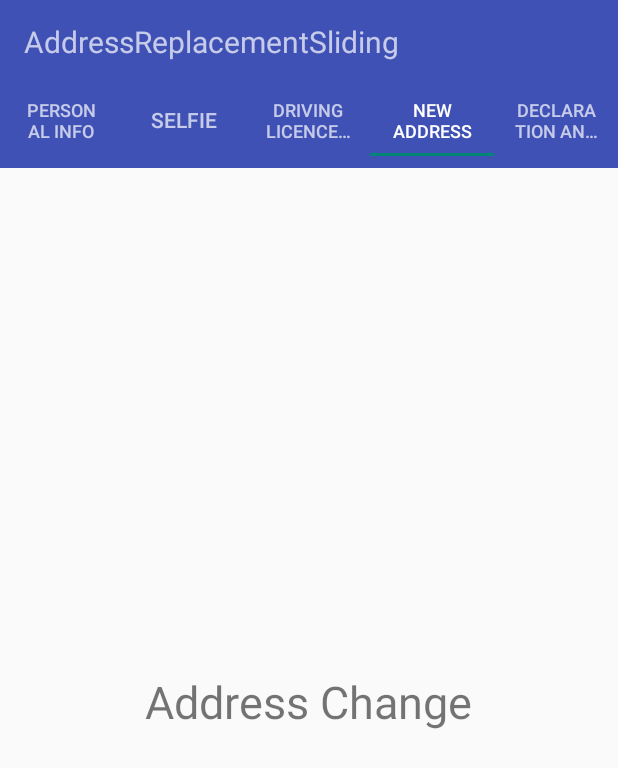
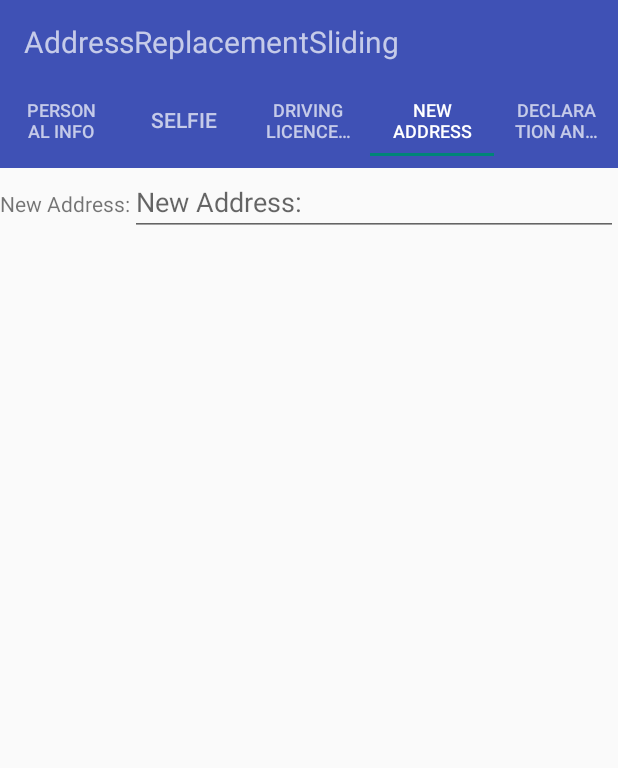
Before and after one commit to TeodoraFilipova/GetMyDriverCardApplication, an Android app: the PersonalInfoFragment screen opened directly, with no data from a screen before it, tab 4 chosen, on a phone screen of 412 x 824 dp. Shown: the top 768 px of the screen. Run offline under Robolectric (Android 15) with nearby library versions, the phone set to English and light mode, and no system bars; libraries missing offline, so code that uses them is left out: pl.aprilapps.easyphotopicker; 5 statements that could not run were skipped.

Commit message:
address change fragment layout

```diff
--- a/Android/app/src/main/res/layout/fragment_address_change.xml
+++ b/Android/app/src/main/res/layout/fragment_address_change.xml
@@ -4,13 +4,26 @@
     android:layout_width="match_parent"
     android:layout_height="match_parent">
 
-    <!-- TODO: Update blank fragment layout -->
-    <TextView
-        android:layout_width="wrap_content"
+    <LinearLayout
+        android:id="@+id/layout_address"
+        android:layout_width="match_parent"
         android:layout_height="wrap_content"
-        android:text="Address Change"
-        android:layout_centerInParent="true"
-        android:textSize="30dp"
-        />
+        android:orientation="horizontal"
+        tools:ignore="UselessParent">
+
+        <TextView
+            android:id="@+id/tv_address"
+            android:layout_width="wrap_content"
+            android:layout_height="wrap_content"
+            android:text="@string/new_address" />
+
+        <EditText
+            android:id="@+id/et_address"
+            android:layout_width="match_parent"
+            android:layout_height="wrap_content"
+            android:hint="@string/new_address"
+            android:inputType="textPostalAddress" />
+    </LinearLayout>
+
 
 </RelativeLayout>
--- a/Android/app/src/main/res/values/strings.xml
+++ b/Android/app/src/main/res/values/strings.xml
@@ -49,6 +49,7 @@
     <string name="address">Address:</string>
     <string name="phone_number">Phone Number:</string>
     <string name="email">Email:</string>
+    <string name="new_address">New Address:</string>
 
 
 </resources>
```
